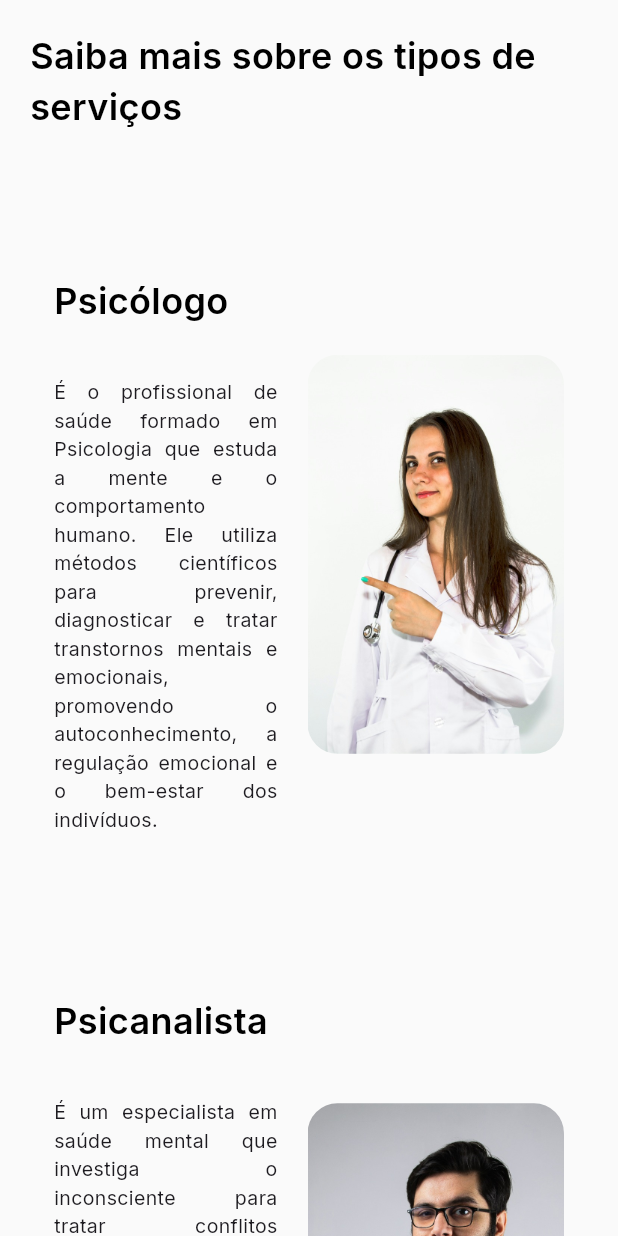
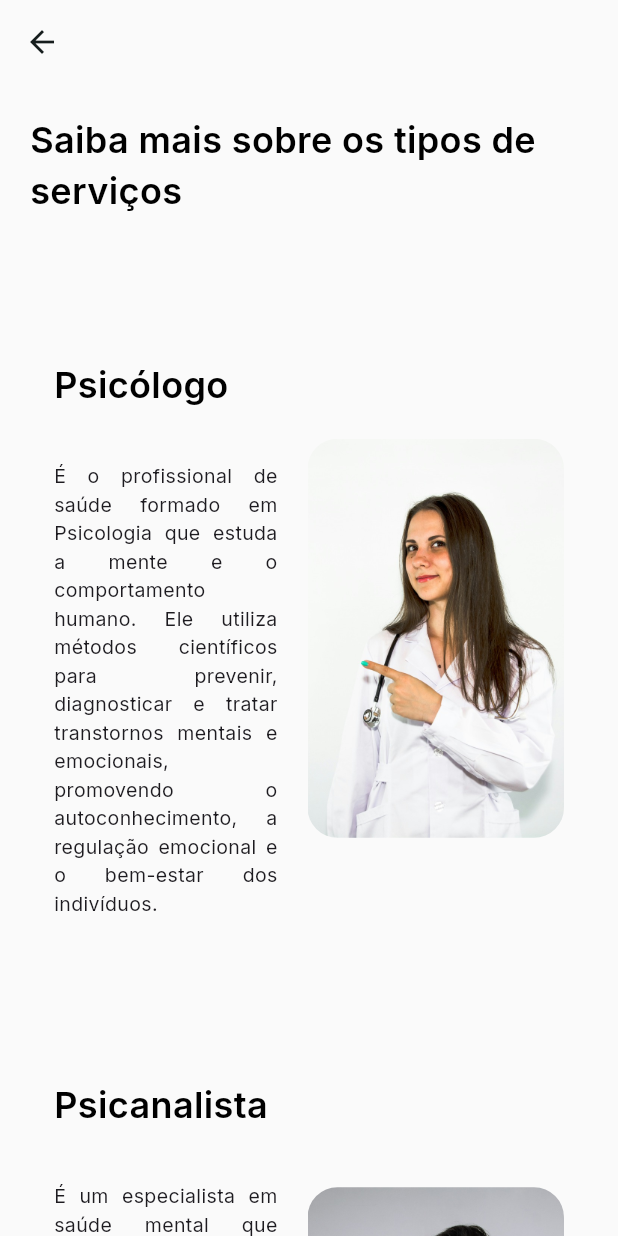
Before and after one commit to IsraellGaribaldi/Aplicativo_Disque_Suicidio, a Flutter app: the SaibaMais screen opened directly, on a phone screen of 412 x 824 dp. Run offline on Flutter 3.47's test engine with Material 3 defaults, Android fonts, the phone set to English and light mode, and no system bars; our stand-ins replace google_fonts, google_maps_flutter, image_picker, sqflite; accounts and stored records are empty.

Commit message:
botão retorno saber_mais.dart

```diff
--- a/lib/pages/favoritos/saber_mais.dart
+++ b/lib/pages/favoritos/saber_mais.dart
@@ -12,12 +12,16 @@ class _SaibaMaisState extends State<SaibaMais> {
   Widget build(BuildContext context) {
     return Scaffold(
       backgroundColor: const Color(0xFFFAFAFA),
+      appBar: AppBar(
+        leading: const BackButton(),
+        backgroundColor: const Color(0xFFFAFAFA),
+        elevation: 0,
+      ),
       body: Center(
         child: SingleChildScrollView(
           padding: const EdgeInsets.all(20.0),
           child: Column(
-            crossAxisAlignment:
-                CrossAxisAlignment.start, // Alinha o conteúdo à esquerda
+            crossAxisAlignment: CrossAxisAlignment.start,
             children: [
               const Text(
                 "Saiba mais sobre os tipos de serviços",
@@ -28,13 +32,11 @@ class _SaibaMaisState extends State<SaibaMais> {
                 ),
               ),
               const SizedBox(height: 79),
-
               Container(
-                padding: const EdgeInsets.all(16.0), // Espaço interno da div
+                padding: const EdgeInsets.all(16.0),
                 child: Row(
                   crossAxisAlignment: CrossAxisAlignment.center,
                   children: [
-                    // 1. O Expanded envolve a Column para que o grupo de textos ocupe o lado esquerdo
                     Expanded(
                       child: Column(
                         crossAxisAlignment: CrossAxisAlignment.start,
@@ -56,9 +58,7 @@ class _SaibaMaisState extends State<SaibaMais> {
                         ],
                       ),
                     ),
-                    const SizedBox(
-                        width: 20), // Espaçamento entre o texto e a imagem
-
+                    const SizedBox(width: 20),
                     ClipRRect(
                       borderRadius: BorderRadius.circular(20),
                       child: Image.asset(
@@ -67,23 +67,17 @@ class _SaibaMaisState extends State<SaibaMais> {
                         height: 266,
                         fit: BoxFit.cover,
                         errorBuilder: (context, error, stackTrace) => Container(
-                          width:
-                              171, // Ajustado para o mesmo tamanho da imagem real
-                          height:
-                              266, // Ajustado para o mesmo tamanho da imagem real
+                          width: 171,
+                          height: 266,
                           color: Colors.grey[200],
-                          child: const Icon(Icons.image,
-                              color: Colors.grey, size: 40),
+                          child: const Icon(Icons.image, color: Colors.grey, size: 40),
                         ),
                       ),
                     ),
                   ],
                 ),
               ),
-
               const SizedBox(height: 75),
-
-              // PSICANALISTA
               Container(
                 padding: const EdgeInsets.all(16.0),
                 child: Row(
@@ -122,18 +116,14 @@ class _SaibaMaisState extends State<SaibaMais> {
                           width: 171,
                           height: 266,
                           color: Colors.grey[200],
-                          child: const Icon(Icons.image,
-                              color: Colors.grey, size: 40),
+                          child: const Icon(Icons.image, color: Colors.grey, size: 40),
                         ),
                       ),
                     ),
                   ],
                 ),
               ),
-
               const SizedBox(height: 75),
-
-              // PSIQUIATRA
               Container(
                 padding: const EdgeInsets.all(16.0),
                 child: Row(
@@ -172,8 +162,7 @@ class _SaibaMaisState extends State<SaibaMais> {
                           width: 171,
                           height: 266,
                           color: Colors.grey[200],
-                          child: const Icon(Icons.image,
-                              color: Colors.grey, size: 40),
+                          child: const Icon(Icons.image, color: Colors.grey, size: 40),
                         ),
                       ),
                     ),
```
